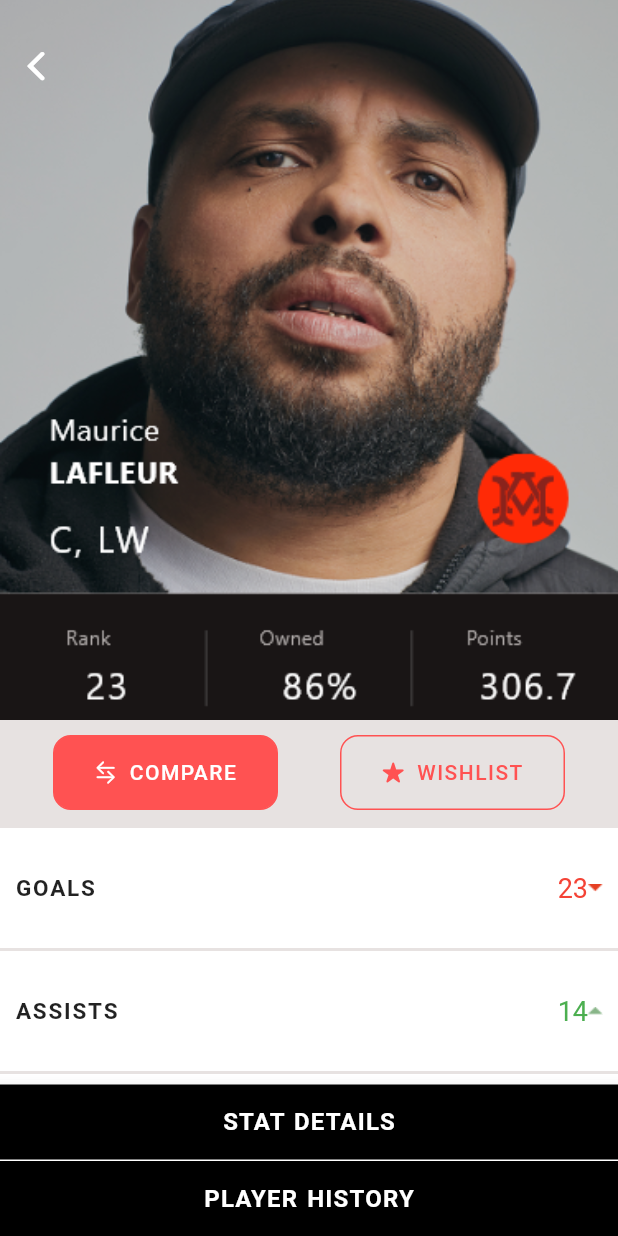
After one commit to ldi-admin/fantasy_league, a Flutter app: the PlayerProfile screen opened directly, on a phone screen of 412 x 824 dp. The commit adds this screen. Run offline on Flutter 3.47's test engine with Material 2 defaults, Android fonts, the phone set to English and light mode, and no system bars; missing offline and left inert: solid_bottom_sheet.

Commit message:
Seventh Commit

```diff
--- a/lib/Player Compare/PlayerCompare.dart
+++ b/lib/Player Compare/PlayerCompare.dart
@@ -406,9 +406,10 @@ class Compare extends StatelessWidget {
   @override
   Widget build(BuildContext context) {
     return Container(
+      color: Colors.white,
       padding: EdgeInsets.symmetric(horizontal: 10),
-      margin: EdgeInsets.only(top:5),
-      height: 60,
+      margin: EdgeInsets.only(top:2),
+      height: 80,
       child: Row(
         mainAxisAlignment: MainAxisAlignment.spaceBetween,
         children: [
@@ -433,8 +434,8 @@ class Compare2 extends StatelessWidget {
   Widget build(BuildContext context) {
     return Container(
       padding: EdgeInsets.symmetric(horizontal: 10),
-      margin: EdgeInsets.only(top:5),
-      height: 60,
+      margin: EdgeInsets.only(top:2),
+      height:80,
       child: Row(
         mainAxisAlignment: MainAxisAlignment.spaceBetween,
         children: [
--- /dev/null
+++ b/lib/Player Profile/PlayerProfile.dart
@@ -0,0 +1,168 @@
+import 'package:fanstasy_league/Home/News%20Feed.dart';
+import 'package:fanstasy_league/Home/Standings.dart';
+import 'package:fanstasy_league/Player%20Compare/PlayerCompare.dart';
+import 'package:fanstasy_league/Player%20Compare/PlayerCompareList.dart';
+import 'package:flutter/cupertino.dart';
+import 'package:flutter/material.dart';
+
+class PlayerProfile extends StatefulWidget {
+  @override
+  _PlayerProfileState createState() => _PlayerProfileState();
+}
+
+class _PlayerProfileState extends State<PlayerProfile> {
+  @override
+  Widget build(BuildContext context) {
+    return Scaffold(
+
+      backgroundColor: Color(0xffE7E2E1),
+      body: Container(
+        child: SingleChildScrollView(
+          child: Column(
+            crossAxisAlignment: CrossAxisAlignment.start,
+            children: [
+              Container(
+                padding: EdgeInsets.only(top:20),
+                height: 480,
+                decoration: BoxDecoration(
+                    image: DecorationImage(
+                        image: AssetImage('Assests/Images/playertop.png'),fit: BoxFit.cover
+                    )
+                ),
+                child: Align(
+                  alignment: Alignment.topLeft,
+                  child: IconButton(icon: Icon(CupertinoIcons.back),iconSize: 30,color: Colors.white,onPressed: (){
+                    Navigator.pop(context,this);
+                  },),
+                ),
+              ),
+              Container(
+                padding: EdgeInsets.symmetric(horizontal: 10,vertical: 10),
+                child: Row(
+                  mainAxisAlignment: MainAxisAlignment.spaceEvenly,
+                  children: [
+                    Container(
+                      child: FlatButton(onPressed: (){},
+                        child:Container(
+                          height: 50,
+                          width: 150,
+                          padding: EdgeInsets.symmetric(horizontal: 20),
+                          decoration: BoxDecoration(
+                              color: Colors.redAccent,
+                              borderRadius: BorderRadius.circular(12)
+                              ,border: Border.all(color: Colors.redAccent)
+                          ),
+                          child: Row(
+                            mainAxisAlignment: MainAxisAlignment.center,
+                            crossAxisAlignment: CrossAxisAlignment.center,
+                            children: [
+                              Icon(CupertinoIcons.arrow_right_arrow_left,color: Colors.white,size:15),
+                              Padding(
+                                padding: const EdgeInsets.only(left:8.0),
+                                child: Text("COMPARE",style: TextStyle(color: Colors.white,letterSpacing: 1),),
+                              ),
+                            ],
+                          ),
+
+                        ),
+                      ),
+                    ),
+                    Container(
+                      child: FlatButton(onPressed: (){},
+                        child:Container(
+                          height: 50,
+                          width: 150,
+                          padding: EdgeInsets.symmetric(horizontal: 20),
+                          decoration: BoxDecoration(
+                              color: Color(0xffE7E2E1),
+                              borderRadius: BorderRadius.circular(12)
+                              ,border: Border.all(color: Colors.redAccent)
+                          ),
+                          child: Row(
+                            mainAxisAlignment: MainAxisAlignment.center,
+                            crossAxisAlignment: CrossAxisAlignment.center,
+                            children: [
+                              Icon(CupertinoIcons.star_fill,color: Colors.redAccent,size:15),
+                              Padding(
+                                padding: const EdgeInsets.only(left:8.0),
+                                child: Text("WISHLIST",style: TextStyle(color: Colors.redAccent,letterSpacing: 1),),
+                              ),
+                            ],
+                          ),
+
+                        ),
+                      ),
+                    ),
+                  ],
+                ),
+              ),
+              Container(
+
+                child: ListView.builder(itemBuilder: (context,index){
+                  return Compare(
+                    Points: firstPlayer[index].Points,
+                    category:firstPlayer[index].category ,
+                    symbol:firstPlayer[index].symbol ,
+                    textcolor:firstPlayer[index].textcolor ,
+                  );
+                },itemCount: firstPlayer.length,physics: NeverScrollableScrollPhysics(),shrinkWrap: true,),
+              ),
+              ///Text HERE!
+              Padding(
+                padding: const EdgeInsets.only(top: 20,bottom: 15,left: 30),
+                child: Text("H. CRAWFORD HIGHLIGHTS"),
+              ),
+              Container(
+                padding: EdgeInsets.symmetric(vertical: 10),
+                height: 400,child: ListView.builder(itemBuilder:(context,index){
+                return Highlights(
+                  image: highlights[index].Image,
+                );
+              },
+                itemCount: highlights.length,scrollDirection: Axis.horizontal,),
+              )
+            ],
+          ),
+        ),
+      ),
+      bottomNavigationBar: BottomAppBar(
+        child: Container(
+          height: 101,
+          child: Column(
+            children: [
+              Container(
+                color: Colors.black,
+                height: 50,
+                width: 600,
+                child: FlatButton(
+                  onPressed: (){},
+                  splashColor: Colors.grey,
+                  child: Text("STAT DETAILS",style: TextStyle(fontWeight: FontWeight.bold,color: Colors.white,fontSize: 16,wordSpacing: 1.2,letterSpacing: 0.8),),
+                ),
+              ),
+              Container(
+                color: Colors.black,
+                margin: EdgeInsets.only(top: 1),
+                height: 50,
+                width: 600,
+                child: FlatButton(
+                  onPressed: (){},
+                  splashColor: Colors.grey,
+                  child: Text("PLAYER HISTORY",style: TextStyle(fontWeight: FontWeight.bold,color: Colors.white,fontSize: 16,wordSpacing: 1.2,letterSpacing: 0.8),),
+                ),
+              )
+            ],
+          ),
+        ),
+      ),
+
+    );
+  }
+}
+
+
+
+List<teams> highlights=[
+  teams(Image: "Assests/Images/playerHighlight1.png"),
+  teams(Image: "Assests/Images/playerHighlight2.png"),
+];
--- a/lib/Players/player.dart
+++ b/lib/Players/player.dart
@@ -1,4 +1,5 @@
 import 'package:fanstasy_league/Player%20Compare/PlayerCompare.dart';
+import 'package:fanstasy_league/Player%20Profile/PlayerProfile.dart';
 import 'package:fanstasy_league/Players/PlayerList%20Stats.dart';
 import 'package:fanstasy_league/Team/List.dart';
 import 'package:flutter/cupertino.dart';
@@ -171,7 +172,11 @@ class PlayerStatCard extends StatelessWidget {
   PlayerStatCard({this.name,this.average,this.owned,this.pic,this.points,this.rank,});
   @override
   Widget build(BuildContext context) {
-    return Container(
+    return GestureDetector(
+      onTap: (){
+        Navigator.push(context, ScaleRoute(page: PlayerProfile()));
+      },
+      child: Container(
         color: Colors.white,
         margin: EdgeInsets.symmetric(vertical: 5),
         padding: EdgeInsets.symmetric(horizontal: 10),
@@ -276,6 +281,7 @@ class PlayerStatCard extends StatelessWidget {
             )
           ],
         ),
+      ),
     );
   }
 }
--- a/lib/Team/List.dart
+++ b/lib/Team/List.dart
@@ -1,4 +1,5 @@
 
+import 'package:fanstasy_league/Player%20Profile/PlayerProfile.dart';
 import 'package:fanstasy_league/Team/Points%20Distrubution.dart';
 import 'package:flutter/material.dart';
 
@@ -148,9 +149,12 @@ class PlayerCard extends StatelessWidget {
   PlayerCard({this.Photo,this.Name,this.Score});
   @override
   Widget build(BuildContext context) {
-    return Container(
-        color: Colors.white
-     ,
+    return GestureDetector(
+      onTap: (){
+        Navigator.push(context, ScaleRoute(page: PlayerProfile()));
+      },
+      child: Container(
+          color: Colors.white,
         height:90,
         margin: EdgeInsets.only(top:10,),
 
@@ -194,6 +198,7 @@ mainAxisAlignment: MainAxisAlignment.spaceEvenly,
             )
           ],
         ),
+      ),
     );
   }
 }
--- a/pubspec.yaml
+++ b/pubspec.yaml
@@ -91,6 +91,9 @@ flutter:
      - Assests/Images/statchart1.png
      - Assests/Images/statchart2.png
      - Assests/Images/graph compare.png
+     - Assests/Images/playertop.png
+     - Assests/Images/playerHighlight2.png
+     - Assests/Images/playerHighlight1.png
 
 
   #   - images/a_dot_ham.jpeg
```
Also changed, not shown: Assests/Images/image1.png, Assests/Images/image2.png, Assests/Images/matchup header.png, Assests/Images/player top.png (added), Assests/Images/playerHighlight1.png (added), Assests/Images/playerHighlight2.png (added), Assests/Images/playertop.png (added). Lines whose indentation alone changed are shown as unchanged.
